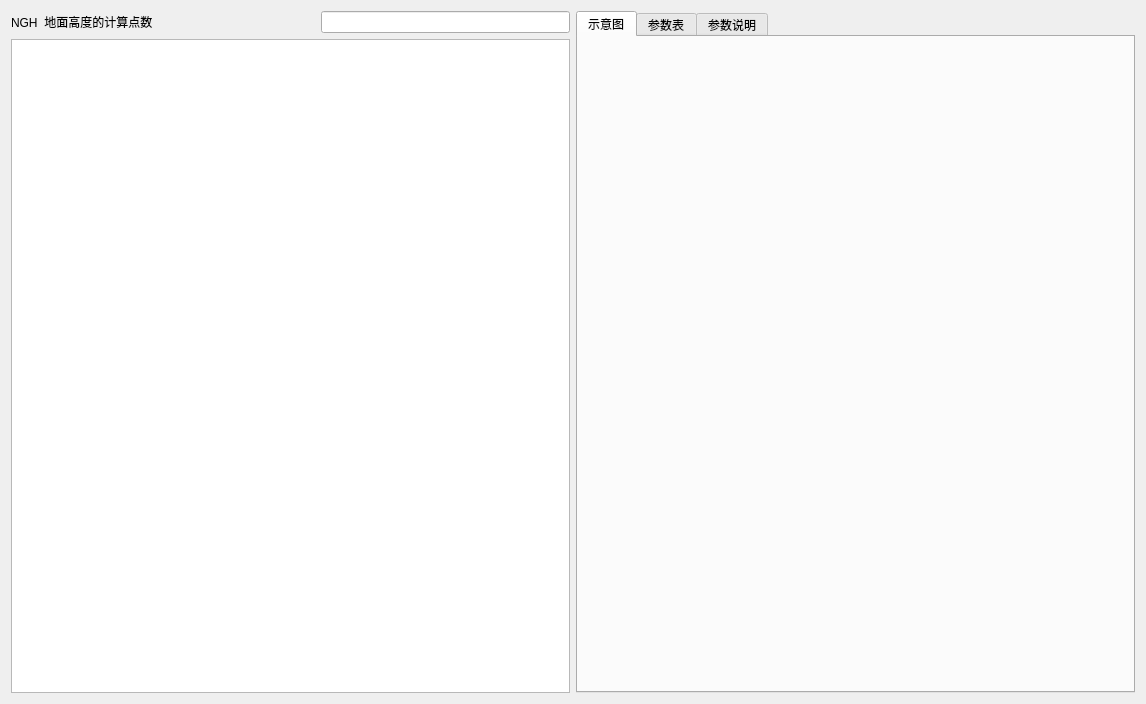
The window that PyDatcomLab/GUIs/PlaneConfiguration/GRNDEF.ui (darkspring2015/PyDatcomLab) describes before a commit, drawn with Qt 5.
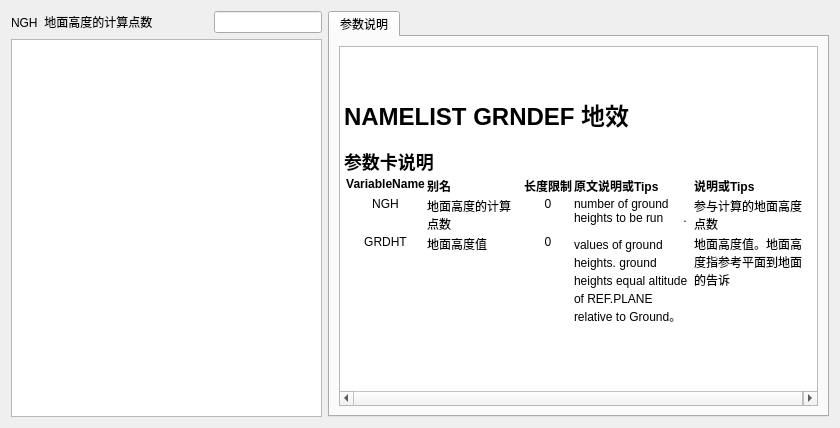
The same window after the commit. The open tabs and pages were chosen to show the change. Icons and pictures are not drawn.

Patch:
```diff
--- a/PyDatcomLab/GUIs/PlaneConfiguration/GRNDEF.ui
+++ b/PyDatcomLab/GUIs/PlaneConfiguration/GRNDEF.ui
@@ -6,8 +6,8 @@
    <rect>
     <x>0</x>
     <y>0</y>
-    <width>1146</width>
-    <height>704</height>
+    <width>840</width>
+    <height>428</height>
    </rect>
   </property>
   <property name="windowTitle">
@@ -54,7 +54,14 @@
       </layout>
      </item>
      <item>
-      <widget class="QTableWidget" name="tableWidget_GHeight"/>
+      <widget class="QTableWidget" name="tableWidget_GHeight">
+       <property name="sizePolicy">
+        <sizepolicy hsizetype="Preferred" vsizetype="Expanding">
+         <horstretch>0</horstretch>
+         <verstretch>0</verstretch>
+        </sizepolicy>
+       </property>
+      </widget>
      </item>
     </layout>
    </item>
@@ -63,43 +70,6 @@
      <property name="currentIndex">
       <number>2</number>
      </property>
-     <widget class="QWidget" name="tab">
-      <attribute name="title">
-       <string>示意图</string>
-      </attribute>
-      <layout class="QVBoxLayout" name="verticalLayout_2">
-       <item>
-        <widget class="QLabel" name="label_16">
-         <property name="text">
-          <string/>
-         </property>
-         <property name="pixmap">
-          <pixmap resource="card_rc.qrc">:/card/rc_card/GRNDEF.png</pixmap>
-         </property>
-         <property name="scaledContents">
-          <bool>true</bool>
-         </property>
-        </widget>
-       </item>
-      </layout>
-     </widget>
-     <widget class="QWidget" name="tab_2">
-      <attribute name="title">
-       <string>参数表</string>
-      </attribute>
-      <layout class="QVBoxLayout" name="verticalLayout_3">
-       <item>
-        <widget class="QLabel" name="label_17">
-         <property name="text">
-          <string/>
-         </property>
-         <property name="pixmap">
-          <pixmap resource="card_rc.qrc">:/card/rc_card/GRNDEF-para.png</pixmap>
-         </property>
-        </widget>
-       </item>
-      </layout>
-     </widget>
      <widget class="QWidget" name="tab_3">
       <attribute name="title">
        <string>参数说明</string>
```
Left out of the diff: 2 changed lines with no effect on the pictures.
